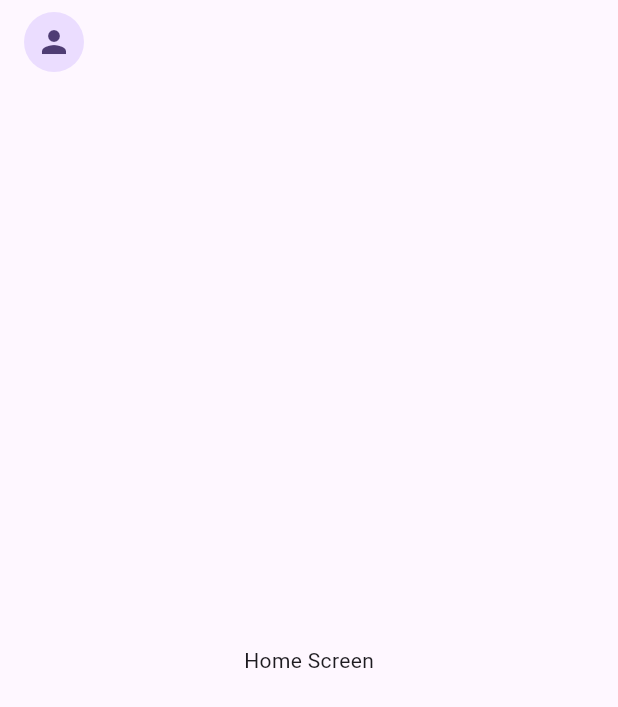
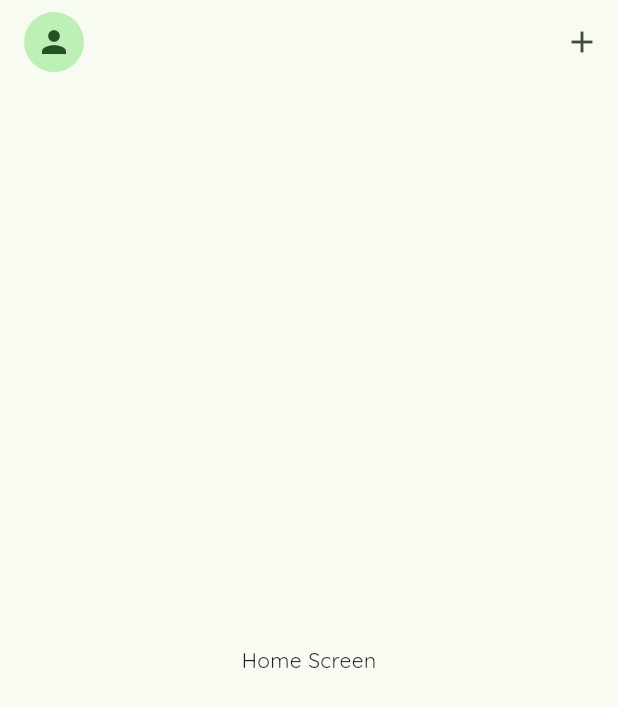
Before and after one commit to adogbeji/FlutterCryptoCurrencyApp, a Flutter app: the screen it shows after launch, on a phone screen of 412 x 824 dp. Shown: the top 707 px of the screen. Run offline on Flutter 3.47's test engine with Material 3 defaults, Android fonts, the phone set to English and light mode, and no system bars; our stand-ins replace get, google_fonts.

Commit message:
Add second icon to app bar in home screen & set app theme

```diff
--- a/lib/main.dart
+++ b/lib/main.dart
@@ -3,6 +3,7 @@ import 'package:flutter/material.dart';
 import 'package:get/get.dart';
 
 import 'package:crypto_currency_app/views/screens/home_screen.dart';
+import 'package:google_fonts/google_fonts.dart';
 
 void main() {
   runApp(const MyApp());
@@ -18,7 +19,8 @@ class MyApp extends StatelessWidget {
       title: 'Flutter Demo',
       debugShowCheckedModeBanner: false,
       theme: ThemeData(
-        colorScheme: ColorScheme.fromSeed(seedColor: Colors.deepPurple),
+        colorScheme: ColorScheme.fromSeed(seedColor: Colors.green),
+        textTheme: GoogleFonts.quicksandTextTheme(),
         useMaterial3: true,
       ),
       routes: {
--- a/lib/views/screens/home_screen.dart
+++ b/lib/views/screens/home_screen.dart
@@ -10,6 +10,12 @@ class HomeScreen extends StatelessWidget {
         title: CircleAvatar(
           child: Icon(Icons.person),
         ),
+        actions: [
+          IconButton(
+            onPressed: () {},
+            icon: Icon(Icons.add),
+          ),
+        ],
       ),
       body: Center(
         child: Text('Home Screen'),
```
